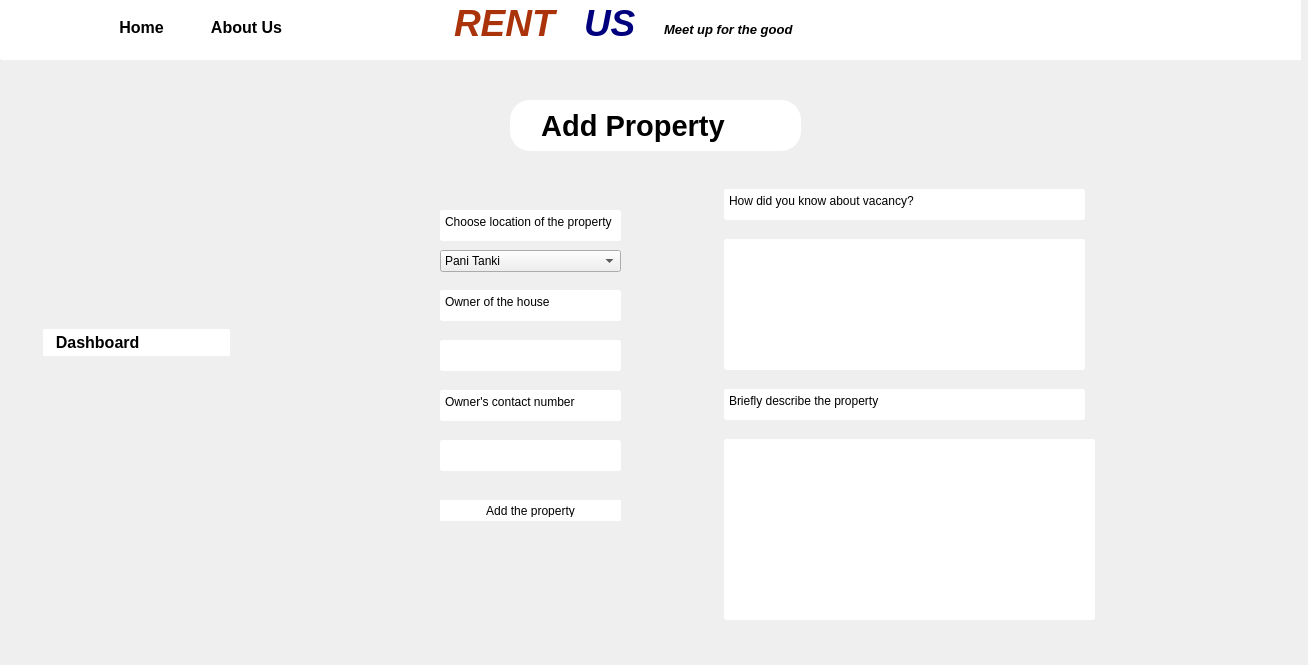
The window that addproperty.ui (kausik10/RentUs) describes before a commit, drawn with Qt 5.
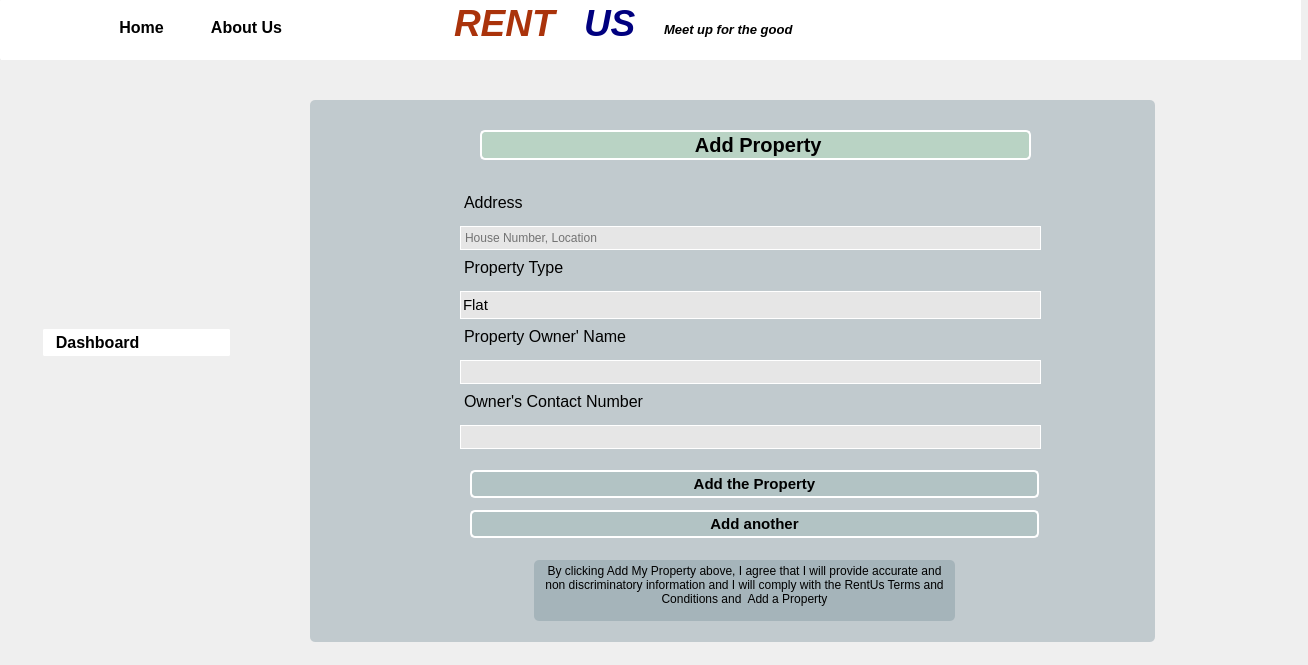
The same window after the commit. Icons and pictures are not drawn.

The edit to the form file:
```diff
--- a/addproperty.ui
+++ b/addproperty.ui
@@ -256,53 +256,6 @@
 #menubtn::menu-indicator{ image: none; }</string>
      </property>
     </widget>
-    <widget class="QPushButton" name="pushButton_28">
-     <property name="geometry">
-      <rect>
-       <x>510</x>
-       <y>100</y>
-       <width>291</width>
-       <height>51</height>
-      </rect>
-     </property>
-     <property name="font">
-      <font>
-       <pointsize>22</pointsize>
-       <italic>false</italic>
-       <bold>true</bold>
-       <stylestrategy>PreferDefault</stylestrategy>
-       <kerning>false</kerning>
-      </font>
-     </property>
-     <property name="styleSheet">
-      <string notr="true">#pushButton_28
-{
-padding: 5px;
-color: black;
-	background: rgb(255,255,255);
-	border: 2px solid white;
-	border-radius: 20px;
-	text-align: left;
-}
-#pushButton_28:hover
-{
-	background: rgb(220,220,200);
-}</string>
-     </property>
-     <property name="text">
-      <string>   Add Property</string>
-     </property>
-     <property name="icon">
-      <iconset resource="src.qrc">
-       <normaloff>:/image/images/home.png</normaloff>:/image/images/home.png</iconset>
-     </property>
-     <property name="iconSize">
-      <size>
-       <width>25</width>
-       <height>25</height>
-      </size>
-     </property>
-    </widget>
     <widget class="QPushButton" name="pushButton_29">
      <property name="geometry">
       <rect>
@@ -408,227 +361,162 @@
       <bool>true</bool>
      </property>
     </widget>
-    <widget class="QTextEdit" name="textEdit_17">
+    <widget class="QLabel" name="label_3">
      <property name="geometry">
       <rect>
-       <x>440</x>
-       <y>210</y>
-       <width>181</width>
-       <height>31</height>
+       <x>310</x>
+       <y>100</y>
+       <width>845</width>
+       <height>542</height>
       </rect>
      </property>
-     <property name="html">
-      <string>&lt;!DOCTYPE HTML PUBLIC &quot;-//W3C//DTD HTML 4.0//EN&quot; &quot;http://www.w3.org/TR/REC-html40/strict.dtd&quot;&gt;
-&lt;html&gt;&lt;head&gt;&lt;meta name=&quot;qrichtext&quot; content=&quot;1&quot; /&gt;&lt;meta charset=&quot;utf-8&quot; /&gt;&lt;style type=&quot;text/css&quot;&gt;
-p, li { white-space: pre-wrap; }
-hr { height: 1px; border-width: 0; }
-&lt;/style&gt;&lt;/head&gt;&lt;body style=&quot; font-family:'Segoe UI'; font-size:9pt; font-weight:400; font-style:normal;&quot;&gt;
-&lt;p style=&quot; margin-top:0px; margin-bottom:0px; margin-left:0px; margin-right:0px; -qt-block-indent:0; text-indent:0px;&quot;&gt;Choose location of the property&lt;/p&gt;&lt;/body&gt;&lt;/html&gt;</string>
+     <property name="styleSheet">
+      <string notr="true">background: rgba(123,145,156,100);
+border-radius:5px;</string>
      </property>
-    </widget>
-    <widget class="QComboBox" name="comboBox">
-     <property name="geometry">
-      <rect>
-       <x>440</x>
-       <y>250</y>
-       <width>181</width>
-       <height>22</height>
-      </rect>
+     <property name="text">
+      <string/>
      </property>
-     <item>
-      <property name="text">
-       <string>Pani Tanki</string>
-      </property>
-     </item>
-     <item>
-      <property name="text">
-       <string>Around Nexy</string>
-      </property>
-     </item>
-     <item>
-      <property name="text">
-       <string>Buddhapark</string>
-      </property>
-     </item>
-     <item>
-      <property name="text">
-       <string>CR ko room tira</string>
-      </property>
-     </item>
-     <item>
-      <property name="text">
-       <string/>
-      </property>
-     </item>
     </widget>
-    <widget class="QTextEdit" name="textEdit_18">
-     <property name="geometry">
-      <rect>
-       <x>440</x>
-       <y>290</y>
-       <width>181</width>
-       <height>31</height>
-      </rect>
+    <widget class="QPushButton" name="pushButton_2">
+     <property name="enabled">
+      <bool>false</bool>
      </property>
-     <property name="html">
-      <string>&lt;!DOCTYPE HTML PUBLIC &quot;-//W3C//DTD HTML 4.0//EN&quot; &quot;http://www.w3.org/TR/REC-html40/strict.dtd&quot;&gt;
-&lt;html&gt;&lt;head&gt;&lt;meta name=&quot;qrichtext&quot; content=&quot;1&quot; /&gt;&lt;meta charset=&quot;utf-8&quot; /&gt;&lt;style type=&quot;text/css&quot;&gt;
-p, li { white-space: pre-wrap; }
-hr { height: 1px; border-width: 0; }
-&lt;/style&gt;&lt;/head&gt;&lt;body style=&quot; font-family:'Segoe UI'; font-size:9pt; font-weight:400; font-style:normal;&quot;&gt;
-&lt;p style=&quot; margin-top:0px; margin-bottom:0px; margin-left:0px; margin-right:0px; -qt-block-indent:0; text-indent:0px;&quot;&gt;Owner of the house&lt;/p&gt;&lt;/body&gt;&lt;/html&gt;</string>
-     </property>
-    </widget>
-    <widget class="QTextEdit" name="textEdit_19">
      <property name="geometry">
       <rect>
-       <x>440</x>
-       <y>340</y>
-       <width>181</width>
-       <height>31</height>
+       <x>480</x>
+       <y>130</y>
+       <width>551</width>
+       <height>30</height>
       </rect>
      </property>
-     <property name="html">
-      <string>&lt;!DOCTYPE HTML PUBLIC &quot;-//W3C//DTD HTML 4.0//EN&quot; &quot;http://www.w3.org/TR/REC-html40/strict.dtd&quot;&gt;
-&lt;html&gt;&lt;head&gt;&lt;meta name=&quot;qrichtext&quot; content=&quot;1&quot; /&gt;&lt;meta charset=&quot;utf-8&quot; /&gt;&lt;style type=&quot;text/css&quot;&gt;
-p, li { white-space: pre-wrap; }
-hr { height: 1px; border-width: 0; }
-&lt;/style&gt;&lt;/head&gt;&lt;body style=&quot; font-family:'Segoe UI'; font-size:9pt; font-weight:400; font-style:normal;&quot;&gt;
-&lt;p style=&quot;-qt-paragraph-type:empty; margin-top:0px; margin-bottom:0px; margin-left:0px; margin-right:0px; -qt-block-indent:0; text-indent:0px;&quot;&gt;&lt;br /&gt;&lt;/p&gt;&lt;/body&gt;&lt;/html&gt;</string>
+     <property name="font">
+      <font>
+       <pointsize>15</pointsize>
+       <italic>false</italic>
+       <bold>true</bold>
+       <stylestrategy>PreferDefault</stylestrategy>
+       <kerning>false</kerning>
+      </font>
      </property>
-    </widget>
-    <widget class="QTextEdit" name="textEdit_20">
-     <property name="geometry">
-      <rect>
-       <x>440</x>
-       <y>390</y>
-       <width>181</width>
-       <height>31</height>
-      </rect>
+     <property name="styleSheet">
+      <string notr="true">
+#pushButton_2
+{
+border-radius: 5px;
+border: 2px solid white;
+background-color: rgba(150, 255, 147, 45);
+text-align: center;
+
+}
+
+</string>
      </property>
-     <property name="html">
-      <string>&lt;!DOCTYPE HTML PUBLIC &quot;-//W3C//DTD HTML 4.0//EN&quot; &quot;http://www.w3.org/TR/REC-html40/strict.dtd&quot;&gt;
-&lt;html&gt;&lt;head&gt;&lt;meta name=&quot;qrichtext&quot; content=&quot;1&quot; /&gt;&lt;meta charset=&quot;utf-8&quot; /&gt;&lt;style type=&quot;text/css&quot;&gt;
-p, li { white-space: pre-wrap; }
-hr { height: 1px; border-width: 0; }
-&lt;/style&gt;&lt;/head&gt;&lt;body style=&quot; font-family:'Segoe UI'; font-size:9pt; font-weight:400; font-style:normal;&quot;&gt;
-&lt;p style=&quot; margin-top:0px; margin-bottom:0px; margin-left:0px; margin-right:0px; -qt-block-indent:0; text-indent:0px;&quot;&gt;Owner's contact number&lt;/p&gt;&lt;/body&gt;&lt;/html&gt;</string>
+     <property name="text">
+      <string> Add Property</string>
      </property>
-    </widget>
-    <widget class="QTextEdit" name="textEdit_21">
-     <property name="geometry">
-      <rect>
-       <x>440</x>
-       <y>440</y>
-       <width>181</width>
-       <height>31</height>
-      </rect>
+     <property name="icon">
+      <iconset>
+       <normaloff>images/hhome.png</normaloff>images/hhome.png</iconset>
      </property>
-     <property name="html">
-      <string>&lt;!DOCTYPE HTML PUBLIC &quot;-//W3C//DTD HTML 4.0//EN&quot; &quot;http://www.w3.org/TR/REC-html40/strict.dtd&quot;&gt;
-&lt;html&gt;&lt;head&gt;&lt;meta name=&quot;qrichtext&quot; content=&quot;1&quot; /&gt;&lt;meta charset=&quot;utf-8&quot; /&gt;&lt;style type=&quot;text/css&quot;&gt;
-p, li { white-space: pre-wrap; }
-hr { height: 1px; border-width: 0; }
-&lt;/style&gt;&lt;/head&gt;&lt;body style=&quot; font-family:'Segoe UI'; font-size:9pt; font-weight:400; font-style:normal;&quot;&gt;
-&lt;p style=&quot;-qt-paragraph-type:empty; margin-top:0px; margin-bottom:0px; margin-left:0px; margin-right:0px; -qt-block-indent:0; text-indent:0px;&quot;&gt;&lt;br /&gt;&lt;/p&gt;&lt;/body&gt;&lt;/html&gt;</string>
-     </property>
     </widget>
-    <widget class="QTextEdit" name="textEdit_22">
-     <property name="geometry">
-      <rect>
-       <x>724</x>
-       <y>189</y>
-       <width>361</width>
-       <height>31</height>
-      </rect>
+    <widget class="QPushButton" name="addproperty_btn">
+     <property name="enabled">
+      <bool>true</bool>
      </property>
-     <property name="html">
-      <string>&lt;!DOCTYPE HTML PUBLIC &quot;-//W3C//DTD HTML 4.0//EN&quot; &quot;http://www.w3.org/TR/REC-html40/strict.dtd&quot;&gt;
-&lt;html&gt;&lt;head&gt;&lt;meta name=&quot;qrichtext&quot; content=&quot;1&quot; /&gt;&lt;meta charset=&quot;utf-8&quot; /&gt;&lt;style type=&quot;text/css&quot;&gt;
-p, li { white-space: pre-wrap; }
-hr { height: 1px; border-width: 0; }
-&lt;/style&gt;&lt;/head&gt;&lt;body style=&quot; font-family:'Segoe UI'; font-size:9pt; font-weight:400; font-style:normal;&quot;&gt;
-&lt;p style=&quot; margin-top:0px; margin-bottom:0px; margin-left:0px; margin-right:0px; -qt-block-indent:0; text-indent:0px;&quot;&gt;How did you know about vacancy? &lt;/p&gt;&lt;/body&gt;&lt;/html&gt;</string>
-     </property>
-    </widget>
-    <widget class="QTextEdit" name="textEdit_23">
      <property name="geometry">
       <rect>
-       <x>724</x>
-       <y>239</y>
-       <width>361</width>
-       <height>131</height>
+       <x>470</x>
+       <y>470</y>
+       <width>569</width>
+       <height>28</height>
       </rect>
      </property>
-     <property name="html">
-      <string>&lt;!DOCTYPE HTML PUBLIC &quot;-//W3C//DTD HTML 4.0//EN&quot; &quot;http://www.w3.org/TR/REC-html40/strict.dtd&quot;&gt;
-&lt;html&gt;&lt;head&gt;&lt;meta name=&quot;qrichtext&quot; content=&quot;1&quot; /&gt;&lt;meta charset=&quot;utf-8&quot; /&gt;&lt;style type=&quot;text/css&quot;&gt;
-p, li { white-space: pre-wrap; }
-hr { height: 1px; border-width: 0; }
-&lt;/style&gt;&lt;/head&gt;&lt;body style=&quot; font-family:'Segoe UI'; font-size:9pt; font-weight:400; font-style:normal;&quot;&gt;
-&lt;p style=&quot;-qt-paragraph-type:empty; margin-top:0px; margin-bottom:0px; margin-left:0px; margin-right:0px; -qt-block-indent:0; text-indent:0px;&quot;&gt;&lt;br /&gt;&lt;/p&gt;&lt;/body&gt;&lt;/html&gt;</string>
+     <property name="font">
+      <font>
+       <pointsize>11</pointsize>
+       <bold>true</bold>
+      </font>
      </property>
-    </widget>
-    <widget class="QTextEdit" name="textEdit_24">
-     <property name="geometry">
-      <rect>
-       <x>724</x>
-       <y>389</y>
-       <width>361</width>
-       <height>31</height>
-      </rect>
+     <property name="styleSheet">
+      <string notr="true">#addproperty_btn
+{
+border-radius: 5px;
+border: 2px solid white;
+background-color: rgba(109, 166, 147, 45);
+text-align: center;
+
+}
+
+#addproperty_btn:hover
+{
+background-color: rgba(209, 66, 47, 50);
+color: rgb(255,255,255);
+}</string>
      </property>
-     <property name="html">
-      <string>&lt;!DOCTYPE HTML PUBLIC &quot;-//W3C//DTD HTML 4.0//EN&quot; &quot;http://www.w3.org/TR/REC-html40/strict.dtd&quot;&gt;
-&lt;html&gt;&lt;head&gt;&lt;meta name=&quot;qrichtext&quot; content=&quot;1&quot; /&gt;&lt;meta charset=&quot;utf-8&quot; /&gt;&lt;style type=&quot;text/css&quot;&gt;
-p, li { white-space: pre-wrap; }
-hr { height: 1px; border-width: 0; }
-&lt;/style&gt;&lt;/head&gt;&lt;body style=&quot; font-family:'Segoe UI'; font-size:9pt; font-weight:400; font-style:normal;&quot;&gt;
-&lt;p style=&quot; margin-top:0px; margin-bottom:0px; margin-left:0px; margin-right:0px; -qt-block-indent:0; text-indent:0px;&quot;&gt;Briefly describe the property&lt;/p&gt;&lt;/body&gt;&lt;/html&gt;</string>
+     <property name="text">
+      <string>Add the Property</string>
      </property>
     </widget>
-    <widget class="QTextEdit" name="textEdit_25">
+    <widget class="QTextBrowser" name="textBrowser">
      <property name="geometry">
       <rect>
-       <x>724</x>
-       <y>439</y>
-       <width>371</width>
-       <height>181</height>
+       <x>534</x>
+       <y>560</y>
+       <width>421</width>
+       <height>61</height>
       </rect>
      </property>
+     <property name="styleSheet">
+      <string notr="true">background: rgba(123,145,156,100);
+border-radius:5px;
+border: none</string>
+     </property>
      <property name="html">
       <string>&lt;!DOCTYPE HTML PUBLIC &quot;-//W3C//DTD HTML 4.0//EN&quot; &quot;http://www.w3.org/TR/REC-html40/strict.dtd&quot;&gt;
 &lt;html&gt;&lt;head&gt;&lt;meta name=&quot;qrichtext&quot; content=&quot;1&quot; /&gt;&lt;meta charset=&quot;utf-8&quot; /&gt;&lt;style type=&quot;text/css&quot;&gt;
 p, li { white-space: pre-wrap; }
 hr { height: 1px; border-width: 0; }
 &lt;/style&gt;&lt;/head&gt;&lt;body style=&quot; font-family:'Segoe UI'; font-size:9pt; font-weight:400; font-style:normal;&quot;&gt;
-&lt;p style=&quot;-qt-paragraph-type:empty; margin-top:0px; margin-bottom:0px; margin-left:0px; margin-right:0px; -qt-block-indent:0; text-indent:0px;&quot;&gt;&lt;br /&gt;&lt;/p&gt;&lt;/body&gt;&lt;/html&gt;</string>
+&lt;p align=&quot;center&quot; style=&quot; margin-top:0px; margin-bottom:0px; margin-left:0px; margin-right:0px; -qt-block-indent:0; text-indent:0px;&quot;&gt;By clicking Add My Property above, I agree that I will provide accurate and non discriminatory information and I will comply with the RentUs Terms and Conditions and  Add a Property&lt;/p&gt;&lt;/body&gt;&lt;/html&gt;</string>
      </property>
     </widget>
-    <widget class="QPushButton" name="pushButton_33">
+    <widget class="QPushButton" name="addproperty_btn_2">
+     <property name="enabled">
+      <bool>true</bool>
+     </property>
      <property name="geometry">
       <rect>
-       <x>440</x>
-       <y>500</y>
-       <width>181</width>
-       <height>21</height>
+       <x>470</x>
+       <y>510</y>
+       <width>569</width>
+       <height>28</height>
       </rect>
      </property>
+     <property name="font">
+      <font>
+       <pointsize>11</pointsize>
+       <bold>true</bold>
+      </font>
+     </property>
      <property name="styleSheet">
-      <string notr="true">#pushButton_33
+      <string notr="true">#addproperty_btn_2
 {
+border-radius: 5px;
+border: 2px solid white;
+background-color: rgba(109, 166, 147, 45);
 text-align: center;
-background-color: rgb(255,255,255);
-color: black;
+
 }
-#pushButton_33:hover
+
+#addproperty_btn_2:hover
 {
 	color: white;
 	background: rgb(120,120,120);
 }</string>
      </property>
      <property name="text">
-      <string>Add the property</string>
+      <string>Add another</string>
      </property>
     </widget>
     <zorder>plainTextEdit_4</zorder>
@@ -654,6 +542,218 @@
     <zorder>pushButton_33</zorder>
    </widget>
   </widget>
+  <widget class="QLineEdit" name="address">
+   <property name="enabled">
+    <bool>true</bool>
+   </property>
+   <property name="geometry">
+    <rect>
+     <x>460</x>
+     <y>226</y>
+     <width>581</width>
+     <height>24</height>
+    </rect>
+   </property>
+   <property name="styleSheet">
+    <string notr="true">border:1px solid white;
+background: rgb(230,230,230);
+padding:2px;
+</string>
+   </property>
+   <property name="readOnly">
+    <bool>false</bool>
+   </property>
+   <property name="placeholderText">
+    <string>House Number, Location</string>
+   </property>
+   <property name="clearButtonEnabled">
+    <bool>true</bool>
+   </property>
+  </widget>
+  <widget class="QLabel" name="label_15">
+   <property name="geometry">
+    <rect>
+     <x>460</x>
+     <y>325</y>
+     <width>581</width>
+     <height>29</height>
+    </rect>
+   </property>
+   <property name="font">
+    <font>
+     <pointsize>12</pointsize>
+    </font>
+   </property>
+   <property name="styleSheet">
+    <string notr="true">border:none;
+background-color: rgba(0,0,0,0);
+padding-bottom:7px;</string>
+   </property>
+   <property name="text">
+    <string>Property Owner' Name</string>
+   </property>
+  </widget>
+  <widget class="QComboBox" name="property_type">
+   <property name="geometry">
+    <rect>
+     <x>460</x>
+     <y>291</y>
+     <width>581</width>
+     <height>28</height>
+    </rect>
+   </property>
+   <property name="font">
+    <font>
+     <pointsize>11</pointsize>
+    </font>
+   </property>
+   <property name="styleSheet">
+    <string notr="true">QComboBox
+{border:1px solid white;
+background: rgb(230,230,230);
+padding:2px;
+}
+QComboBox::drop-down {border-width: 0px;} QComboBox::down-arrow {image: url(noimg); border-width: 0px;}</string>
+   </property>
+   <item>
+    <property name="text">
+     <string>Flat</string>
+    </property>
+   </item>
+   <item>
+    <property name="text">
+     <string>Unit Room</string>
+    </property>
+   </item>
+  </widget>
+  <widget class="QLineEdit" name="contact_owner">
+   <property name="enabled">
+    <bool>true</bool>
+   </property>
+   <property name="geometry">
+    <rect>
+     <x>460</x>
+     <y>425</y>
+     <width>581</width>
+     <height>24</height>
+    </rect>
+   </property>
+   <property name="styleSheet">
+    <string notr="true">border:1px solid white;
+background: rgb(230,230,230);
+padding:2px;
+</string>
+   </property>
+   <property name="inputMask">
+    <string/>
+   </property>
+   <property name="text">
+    <string/>
+   </property>
+   <property name="cursorPosition">
+    <number>0</number>
+   </property>
+   <property name="readOnly">
+    <bool>false</bool>
+   </property>
+   <property name="clearButtonEnabled">
+    <bool>true</bool>
+   </property>
+  </widget>
+  <widget class="QLabel" name="label_16">
+   <property name="geometry">
+    <rect>
+     <x>460</x>
+     <y>390</y>
+     <width>581</width>
+     <height>29</height>
+    </rect>
+   </property>
+   <property name="font">
+    <font>
+     <pointsize>12</pointsize>
+    </font>
+   </property>
+   <property name="styleSheet">
+    <string notr="true">border:none;
+background-color: rgba(0,0,0,0);
+padding-bottom:7px;</string>
+   </property>
+   <property name="text">
+    <string>Owner's Contact Number</string>
+   </property>
+  </widget>
+  <widget class="QLabel" name="label_17">
+   <property name="geometry">
+    <rect>
+     <x>460</x>
+     <y>256</y>
+     <width>581</width>
+     <height>29</height>
+    </rect>
+   </property>
+   <property name="font">
+    <font>
+     <pointsize>12</pointsize>
+    </font>
+   </property>
+   <property name="styleSheet">
+    <string notr="true">border:none;
+background-color: rgba(0,0,0,0);
+padding-bottom:7px;</string>
+   </property>
+   <property name="text">
+    <string>Property Type</string>
+   </property>
+  </widget>
+  <widget class="QLabel" name="label_14">
+   <property name="geometry">
+    <rect>
+     <x>460</x>
+     <y>191</y>
+     <width>581</width>
+     <height>29</height>
+    </rect>
+   </property>
+   <property name="font">
+    <font>
+     <pointsize>12</pointsize>
+    </font>
+   </property>
+   <property name="styleSheet">
+    <string notr="true">border:none;
+background-color: rgba(0,0,0,0);
+padding-bottom:7px;</string>
+   </property>
+   <property name="text">
+    <string>Address</string>
+   </property>
+  </widget>
+  <widget class="QLineEdit" name="owner_name">
+   <property name="enabled">
+    <bool>true</bool>
+   </property>
+   <property name="geometry">
+    <rect>
+     <x>460</x>
+     <y>360</y>
+     <width>581</width>
+     <height>24</height>
+    </rect>
+   </property>
+   <property name="styleSheet">
+    <string notr="true">border:1px solid white;
+background: rgb(230,230,230);
+padding:2px;
+</string>
+   </property>
+   <property name="readOnly">
+    <bool>false</bool>
+   </property>
+   <property name="clearButtonEnabled">
+    <bool>true</bool>
+   </property>
+  </widget>
  </widget>
  <resources>
   <include location="src.qrc"/>
```
Left out of the diff: 21 changed lines with no effect on the pictures.
